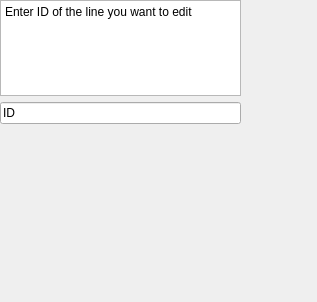
Before: the Qt Designer form editlineslayout.ui in Haudkozaur/masterThesis, drawn with Qt 5.
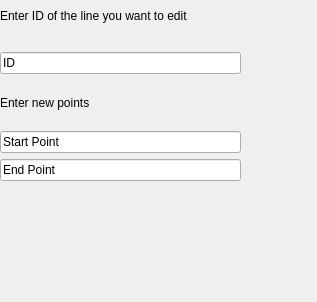
After: the same form once the commit is applied.

Commit message: added fully implementation of edit dialog, started work on saving state of delete dialog

Patch:
```diff
--- a/editlineslayout.ui
+++ b/editlineslayout.ui
@@ -19,24 +19,17 @@
      <x>0</x>
      <y>0</y>
      <width>241</width>
-     <height>124</height>
+     <height>181</height>
     </rect>
    </property>
    <layout class="QVBoxLayout" name="verticalLayout">
     <item>
      <layout class="QVBoxLayout" name="mainLayout">
       <item>
-       <widget class="QTextBrowser" name="textBrowser">
-        <property name="html">
-         <string>&lt;!DOCTYPE HTML PUBLIC &quot;-//W3C//DTD HTML 4.0//EN&quot; &quot;http://www.w3.org/TR/REC-html40/strict.dtd&quot;&gt;
-&lt;html&gt;&lt;head&gt;&lt;meta name=&quot;qrichtext&quot; content=&quot;1&quot; /&gt;&lt;meta charset=&quot;utf-8&quot; /&gt;&lt;style type=&quot;text/css&quot;&gt;
-p, li { white-space: pre-wrap; }
-hr { height: 1px; border-width: 0; }
-li.unchecked::marker { content: &quot;\2610&quot;; }
-li.checked::marker { content: &quot;\2612&quot;; }
-&lt;/style&gt;&lt;/head&gt;&lt;body style=&quot; font-family:'Segoe UI'; font-size:9pt; font-weight:400; font-style:normal;&quot;&gt;
-&lt;p style=&quot; margin-top:0px; margin-bottom:0px; margin-left:0px; margin-right:0px; -qt-block-indent:0; text-indent:0px;&quot;&gt;Enter ID of the line you want to edit&lt;/p&gt;
-&lt;p style=&quot;-qt-paragraph-type:empty; margin-top:0px; margin-bottom:0px; margin-left:0px; margin-right:0px; -qt-block-indent:0; text-indent:0px;&quot;&gt;&lt;br /&gt;&lt;/p&gt;&lt;/body&gt;&lt;/html&gt;</string>
+       <widget class="QLabel" name="label_2">
+        <property name="text">
+         <string>Enter ID of the line you want to edit
+</string>
         </property>
        </widget>
       </item>
@@ -47,6 +40,27 @@
         </property>
        </widget>
       </item>
+      <item>
+       <widget class="QLabel" name="label">
+        <property name="text">
+         <string>Enter new points</string>
+        </property>
+       </widget>
+      </item>
+      <item>
+       <widget class="QLineEdit" name="fEditLineEdit">
+        <property name="text">
+         <string>Start Point</string>
+        </property>
+       </widget>
+      </item>
+      <item>
+       <widget class="QLineEdit" name="eEditLineEdit">
+        <property name="text">
+         <string>End Point</string>
+        </property>
+       </widget>
+      </item>
      </layout>
     </item>
    </layout>
```
The commit also changes 16 other files.
